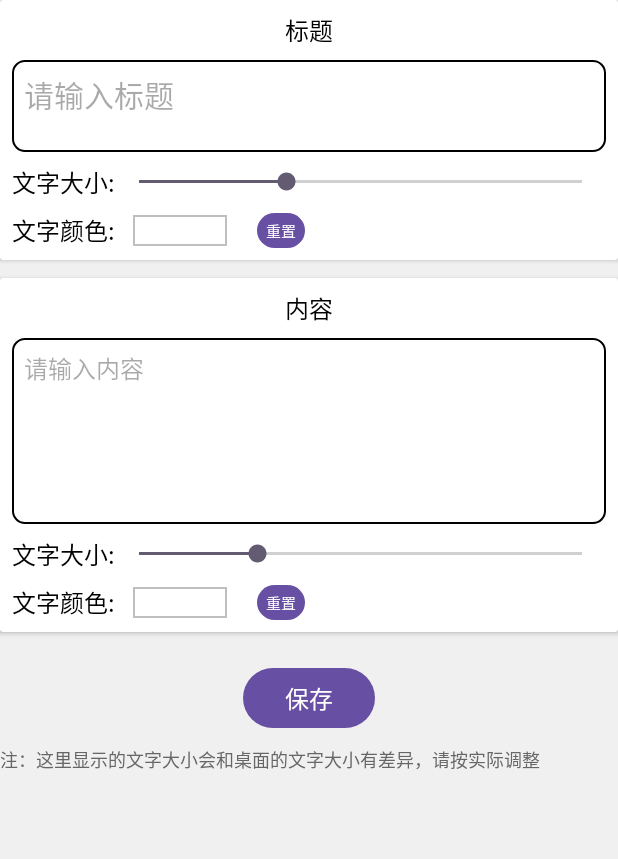
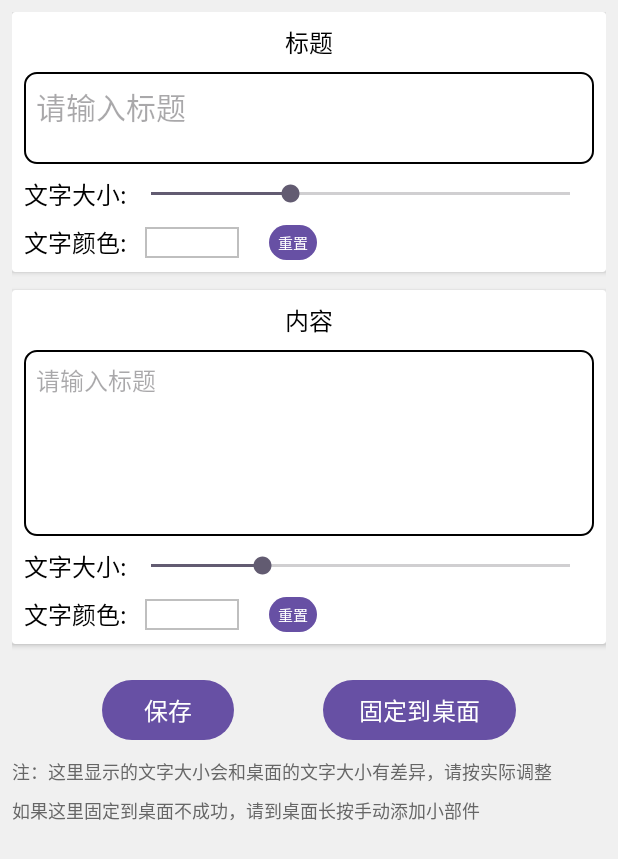
Before and after one commit to cat9/DeepNote, an Android app: the screen it shows after launch (MainActivity), after a tap on "保存", on a phone screen of 412 x 824 dp. Shown: the top 859 px of the screen. Run offline under Robolectric (Android 15) with nearby library versions, the phone set to English and light mode, and no system bars; libraries missing offline, so code that uses them is left out: com.skydoves.colorpickerview.

Commit message:
国际化

```diff
--- a/app/build.gradle
+++ b/app/build.gradle
@@ -10,8 +10,8 @@ android {
         applicationId "com.miku.deepnote"
         minSdk 26
         targetSdk 35
-        versionCode 2
-        versionName "1.1"
+        versionCode rootProject.ext.versionCode
+        versionName rootProject.ext.versionName
 
         testInstrumentationRunner "androidx.test.runner.AndroidJUnitRunner"
     }
--- a/app/src/main/java/com/miku/deepnote/MainActivity.java
+++ b/app/src/main/java/com/miku/deepnote/MainActivity.java
@@ -1,6 +1,9 @@
 package com.miku.deepnote;
 
+import android.app.PendingIntent;
 import android.appwidget.AppWidgetManager;
+import android.content.ComponentName;
+import android.content.Context;
 import android.content.DialogInterface;
 import android.content.Intent;
 import android.content.SharedPreferences;
@@ -60,18 +63,11 @@ public class MainActivity extends AppCompatActivity {
 
         Button save=findViewById(R.id.save);
         save.setOnClickListener(v -> {
-            getSharedPreferences("Note",MODE_PRIVATE).edit().
-                    putString("title",title.getText().toString())
-                    .putString("text",text.getText().toString())
-                    .putInt("title_size",title_size.getProgress())
-                    .putInt("text_size",text_size.getProgress())
-                    .putInt("title_color",(int)title_color.getTag())
-                    .putInt("text_color",(int)text_color.getTag())
-                    .apply();
-            Toast.makeText(this, "保存成功", Toast.LENGTH_SHORT).show();
-            Intent intent =new Intent(MainActivity.this, NoteWidgetProvider.class);
-            intent.setAction(AppWidgetManager.ACTION_APPWIDGET_UPDATE);
-            MainActivity.this.sendBroadcast(intent);
+            doSave(true);
+        });
+        Button pin=findViewById(R.id.pin);
+        pin.setOnClickListener(v -> {
+            pinWidgetToHomeScreen(MainActivity.this);
         });
 
 
@@ -137,10 +133,33 @@ public class MainActivity extends AppCompatActivity {
 
     }
 
+    @Override
+    protected void onPause() {
+        super.onPause();
+        doSave(false);
+    }
+
+    private void doSave(boolean showToast){
+        getSharedPreferences("Note",MODE_PRIVATE).edit().
+                putString("title",title.getText().toString())
+                .putString("text",text.getText().toString())
+                .putInt("title_size",title_size.getProgress())
+                .putInt("text_size",text_size.getProgress())
+                .putInt("title_color",(int)title_color.getTag())
+                .putInt("text_color",(int)text_color.getTag())
+                .apply();
+        if(showToast){
+            Toast.makeText(this, R.string.save_success, Toast.LENGTH_SHORT).show();
+        }
+        Intent intent =new Intent(MainActivity.this, NoteWidgetProvider.class);
+        intent.setAction(AppWidgetManager.ACTION_APPWIDGET_UPDATE);
+        sendBroadcast(intent);
+    }
+
     void showColorPicker(String title,View colorView){
         ColorPickerDialog.Builder dialogBuilder=new ColorPickerDialog.Builder(this)
                 .setTitle(title)
-                .setPositiveButton("确定",
+                .setPositiveButton(R.string.ok,
                         new ColorEnvelopeListener() {
                             @Override
                             public void onColorSelected(ColorEnvelope envelope, boolean fromUser) {
@@ -148,7 +167,7 @@ public class MainActivity extends AppCompatActivity {
                                 colorView.setTag(envelope.getColor());
                             }
                         })
-                .setNegativeButton("取消",
+                .setNegativeButton(R.string.cancel,
                         new DialogInterface.OnClickListener() {
                             @Override
                             public void onClick(DialogInterface dialogInterface, int i) {
@@ -167,7 +186,38 @@ public class MainActivity extends AppCompatActivity {
             }
         },10);
 
-
         dialogBuilder.show();
     }
+
+
+    private void pinWidgetToHomeScreen(Context context) {
+        // 1. 获取 AppWidgetManager
+        AppWidgetManager appWidgetManager = (AppWidgetManager) context.getSystemService(Context.APPWIDGET_SERVICE);
+
+        // 2. 获取小部件的 ComponentName
+        ComponentName myWidgetComponent = new ComponentName(context, NoteWidgetProvider.class);
+
+        // 3. 检查设备是否支持固定小部件
+        if (appWidgetManager.isRequestPinAppWidgetSupported()) {
+            // 4. 创建回调 Intent
+            Intent successIntent = new Intent(WidgetPinSuccessReceiver.ACTION_PINNED_SUCCESS)
+                    .setClass(context, WidgetPinSuccessReceiver.class);
+
+            // 5. 创建 PendingIntent（兼容 Android 12+）
+            PendingIntent successPendingIntent = PendingIntent.getBroadcast(
+                    context,
+                    0, // requestCode
+                    successIntent,
+                    PendingIntent.FLAG_UPDATE_CURRENT | PendingIntent.FLAG_IMMUTABLE
+            );
+
+            // 6. 发起请求
+            if(!appWidgetManager.requestPinAppWidget(myWidgetComponent,null,successPendingIntent)){
+                Toast.makeText(context, R.string.widget_pin_fail, Toast.LENGTH_SHORT).show();
+            }
+        } else {
+            Toast.makeText(context, R.string.widget_pin_fail, Toast.LENGTH_SHORT).show();
+        }
+    }
+
 }
--- a/app/src/main/res/layout/activity_main.xml
+++ b/app/src/main/res/layout/activity_main.xml
@@ -6,13 +6,15 @@
     android:id="@+id/main"
     android:layout_width="match_parent"
     android:layout_height="match_parent"
-    android:background="#f0f0f0"
-    android:padding="8dp">
+    android:background="#f0f0f0">
 
     <androidx.constraintlayout.widget.ConstraintLayout
         android:layout_width="match_parent"
         android:layout_height="wrap_content"
         android:paddingBottom="250dp"
+        android:paddingTop="8dp"
+        android:paddingLeft="8dp"
+        android:paddingRight="8dp"
         >
 
         <androidx.cardview.widget.CardView
@@ -34,7 +36,7 @@
                     android:layout_width="match_parent"
                     android:layout_height="wrap_content"
                     android:gravity="center"
-                    android:text="标题"
+                    android:text="@string/title"
                     android:textColor="@color/black"
                     android:textSize="16sp" />
 
@@ -45,7 +47,7 @@
                     android:layout_marginTop="8dp"
                     android:background="@drawable/input_background"
                     android:gravity="left|top"
-                    android:hint="请输入标题"
+                    android:hint="@string/title_input_hint"
                     android:minLines="2"
                     android:padding="8dp"
                     android:lineSpacingMultiplier="0.65"
@@ -63,8 +65,7 @@
                         android:id="@+id/title_size_desc"
                         android:layout_width="wrap_content"
                         android:layout_height="wrap_content"
-
-                        android:text="文字大小:"
+                        android:text="@string/text_size"
                         android:textColor="@color/black"
                         android:textSize="16sp" />
 
@@ -88,7 +89,7 @@
                         android:id="@+id/title_color_desc"
                         android:layout_width="wrap_content"
                         android:layout_height="wrap_content"
-                        android:text="文字颜色:"
+                        android:text="@string/text_color"
                         android:textColor="@color/black"
                         android:textSize="16sp"
                         app:layout_constraintBottom_toBottomOf="parent"
@@ -118,7 +119,7 @@
                         android:id="@+id/title_color_reset"
                         android:layout_width="wrap_content"
                         android:layout_height="wrap_content"
-                        android:text="重置"
+                        android:text="@string/reset"
                         app:layout_constraintBottom_toBottomOf="parent"
                         app:layout_constraintStart_toEndOf="@+id/title_color_container"
                         app:layout_constraintTop_toTopOf="parent"
@@ -158,7 +159,7 @@
                     android:layout_width="match_parent"
                     android:layout_height="wrap_content"
                     android:gravity="center"
-                    android:text="内容"
+                    android:text="@string/content"
                     android:textColor="@color/black"
                     android:textSize="16sp"
                     app:layout_constraintStart_toStartOf="parent"
@@ -171,7 +172,7 @@
                     android:layout_marginTop="8dp"
                     android:background="@drawable/input_background"
                     android:gravity="left|top"
-                    android:hint="请输入内容"
+                    android:hint="@string/content_input_hint"
                     android:minLines="8"
                     android:padding="8dp"
                     android:lineSpacingMultiplier="0.65"
@@ -189,8 +190,7 @@
                         android:id="@+id/text_size_desc"
                         android:layout_width="wrap_content"
                         android:layout_height="wrap_content"
-
-                        android:text="文字大小:"
+                        android:text="@string/text_size"
                         android:textColor="@color/black"
                         android:textSize="16sp" />
 
@@ -214,7 +214,7 @@
                         android:id="@+id/text_color_desc"
                         android:layout_width="wrap_content"
                         android:layout_height="wrap_content"
-                        android:text="文字颜色:"
+                        android:text="@string/text_color"
                         android:textColor="@color/black"
                         android:textSize="16sp"
                         app:layout_constraintBottom_toBottomOf="parent"
@@ -245,7 +245,7 @@
                         android:id="@+id/text_color_reset"
                         android:layout_width="wrap_content"
                         android:layout_height="wrap_content"
-                        android:text="重置"
+                        android:text="@string/reset"
                         app:layout_constraintBottom_toBottomOf="parent"
                         app:layout_constraintStart_toEndOf="@+id/text_color_container"
                         app:layout_constraintTop_toTopOf="parent"
@@ -271,20 +271,44 @@
             android:layout_width="wrap_content"
             android:layout_height="wrap_content"
             android:layout_marginTop="20dp"
-            android:text="保存"
+            android:text="@string/save"
             android:textColor="@color/white"
             android:textSize="16sp"
-            app:layout_constraintEnd_toEndOf="parent"
-            app:layout_constraintStart_toStartOf="parent"
+            app:layout_constraintLeft_toLeftOf="parent"
+            app:layout_constraintRight_toLeftOf="@+id/pin"
+            app:layout_constraintTop_toBottomOf="@+id/text_card" />
+        <Button
+            android:id="@+id/pin"
+            android:layout_width="wrap_content"
+            android:layout_height="wrap_content"
+            android:layout_marginTop="20dp"
+            android:text="@string/pin_widget"
+            android:textColor="@color/white"
+            android:textSize="16sp"
+            app:layout_constraintLeft_toRightOf="@+id/save"
+            app:layout_constraintRight_toRightOf="parent"
             app:layout_constraintTop_toBottomOf="@+id/text_card" />
 
         <TextView
+            android:id="@+id/tips_1"
             android:layout_width="match_parent"
             android:layout_height="wrap_content"
-            android:text="注：这里显示的文字大小会和桌面的文字大小有差异，请按实际调整"
+            android:text="@string/useful_tips_1"
             app:layout_constraintEnd_toEndOf="parent"
             app:layout_constraintStart_toStartOf="parent"
             app:layout_constraintTop_toBottomOf="@+id/save"
+            android:layout_marginTop="8dp"
+            android:textColor="#666666"
+            android:textSize="12sp"
+            />
+        <TextView
+            android:id="@+id/tips_2"
+            android:layout_width="match_parent"
+            android:layout_height="wrap_content"
+            android:text="@string/useful_tips_2"
+            app:layout_constraintEnd_toEndOf="parent"
+            app:layout_constraintStart_toStartOf="parent"
+            app:layout_constraintTop_toBottomOf="@+id/tips_1"
             android:layout_marginTop="8dp"
             android:textColor="#666666"
             android:textSize="12sp"
--- a/app/src/main/res/layout/widget_layout.xml
+++ b/app/src/main/res/layout/widget_layout.xml
@@ -5,6 +5,7 @@
     android:layout_width="match_parent"
     android:layout_height="match_parent"
     android:orientation="vertical"
+    android:padding="8dp"
     >
 
     <TextView
--- a/app/src/main/res/values/strings.xml
+++ b/app/src/main/res/values/strings.xml
@@ -1,3 +1,19 @@
 <resources>
     <string name="app_name">随心记</string>
+    <string name="title">标题</string>
+    <string name="title_input_hint">请输入标题</string>
+    <string name="content">内容</string>
+    <string name="content_input_hint">请输入标题</string>
+    <string name="text_size">文字大小:</string>
+    <string name="text_color">文字颜色:</string>
+    <string name="reset">重置</string>
+    <string name="save">保存</string>
+    <string name="save_success">保存成功</string>
+    <string name="useful_tips_1">注：这里显示的文字大小会和桌面的文字大小有差异，请按实际调整</string>
+    <string name="useful_tips_2">如果这里固定到桌面不成功，请到桌面长按手动添加小部件</string>
+    <string name="pin_widget">固定到桌面</string>
+    <string name="ok">确定</string>
+    <string name="cancel">取消</string>
+    <string name="widget_pin_success">小组件已固定到桌面</string>
+    <string name="widget_pin_fail">您的设备不支持直接添加小部件,请到桌面长按手动添加</string>
 </resources>
```
Also changed, not shown: app/src/main/AndroidManifest.xml (+7 -0 lines), app/src/main/java/com/miku/deepnote/WidgetPinSuccessReceiver.java (added, +23 -0 lines), build.gradle (+49 -0 lines), 2 other files.
